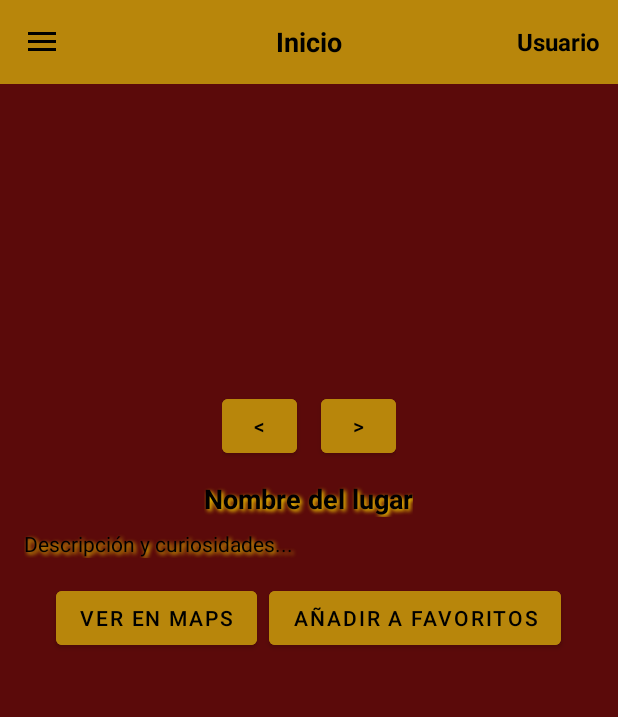
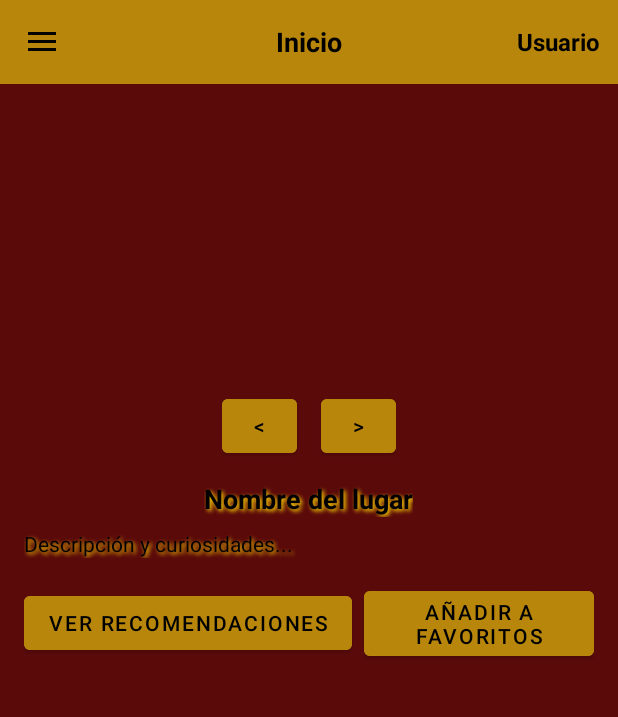
Before and after one commit to martinizqcue/TFG_IzquierdoCuevasMartin, an Android app: the PrincipalActivity screen opened directly, with no data from a screen before it, on a phone screen of 412 x 824 dp, the part 150-867 px from its top. Run offline under Robolectric (Android 15) with nearby library versions, the phone set to English and light mode, and no system bars; our stand-ins replace Firebase (no records; nobody signed in at launch, a user with empty details on screens opened directly).

Commit message:
Mejoras visuales

```diff
--- a/app/src/main/res/layout/activity_principal.xml
+++ b/app/src/main/res/layout/activity_principal.xml
@@ -140,7 +140,7 @@
 
                 <Button
                     android:id="@+id/mapsButton"
-                    android:text="Ver en Maps"
+                    android:text="Ver Recomendaciones"
                     android:layout_width="wrap_content"
                     android:layout_height="wrap_content"
                     android:backgroundTint="#B8860B"
```
